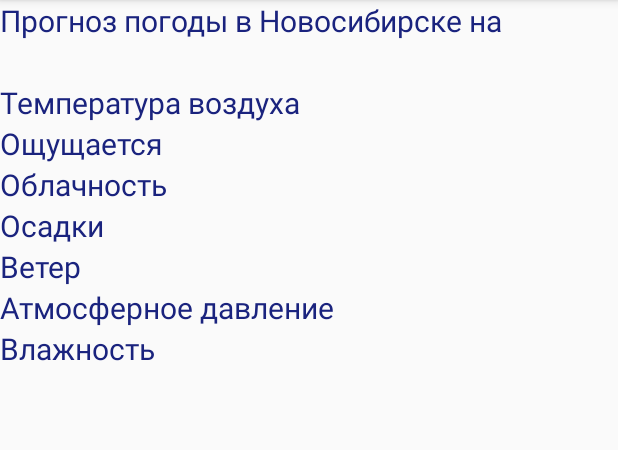
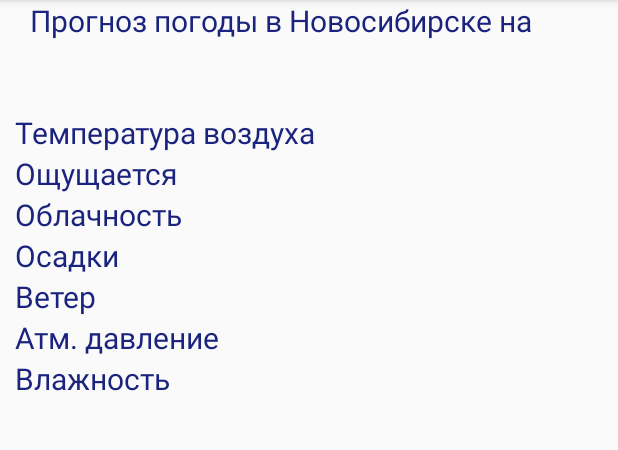
Before and after one commit to IvanSvirin/WeatherForecast, an Android app: the DetailActivity screen opened directly, with no data from a screen before it, on a phone screen of 412 x 824 dp, the part 84-534 px from its top. Run offline under Robolectric (Android 15) with nearby library versions, the phone set to English and light mode, and no system bars; 8 statements that could not run were skipped.

Commit message:
fixed UI

```diff
--- a/app/src/main/java/com/example/ivansv/weatherforecast/DetailActivity.java
+++ b/app/src/main/java/com/example/ivansv/weatherforecast/DetailActivity.java
@@ -29,13 +29,22 @@ public class DetailActivity extends AppCompatActivity {
         TextView tvPressureValue = (TextView) findViewById(R.id.detailPressureValue);
         TextView tvWetnessValue = (TextView) findViewById(R.id.detailWetnessValue);
 
-        tvWhen.setText(forecastItem.getDayTime() + " " + forecastItem.getDate());
-        tvTemperatureValue.setText(forecastItem.getTemperature() + degree + "C");
-        tvRealFeelValue.setText(forecastItem.getRealFeel() + degree + "C");
-        tvCloudinessValue.setText(forecastItem.getCloudiness());
-        tvPrecipitationValue.setText(forecastItem.getPrecipitation() + " мм");
-        tvWindValue.setText(forecastItem.getWindDirection() + "   " + forecastItem.getWindSpeed() + " м/с");
-        tvPressureValue.setText(forecastItem.getPressure() + " мм рт. ст.");
-        tvWetnessValue.setText(forecastItem.getWetness() + " %");
+        String when = forecastItem.getDayTime() + " " + forecastItem.getDate();
+        String temperature = forecastItem.getTemperature() + degree + "C";
+        String realFeel = forecastItem.getRealFeel() + degree + "C";
+        String cloudiness = forecastItem.getCloudiness();
+        String precipitation = forecastItem.getPrecipitation() + " мм";
+        String wind = forecastItem.getWindDirection() + "   " + forecastItem.getWindSpeed() + " м/с";
+        String pressure = forecastItem.getPressure() + " мм рт. ст.";
+        String wetness = forecastItem.getWetness() + " %";
+
+        tvWhen.setText(when);
+        tvTemperatureValue.setText(temperature);
+        tvRealFeelValue.setText(realFeel);
+        tvCloudinessValue.setText(cloudiness);
+        tvPrecipitationValue.setText(precipitation);
+        tvWindValue.setText(wind);
+        tvPressureValue.setText(pressure);
+        tvWetnessValue.setText(wetness);
     }
 }
--- a/app/src/main/res/layout/detail_activity.xml
+++ b/app/src/main/res/layout/detail_activity.xml
@@ -1,6 +1,7 @@
 <?xml version="1.0" encoding="utf-8"?>
 <RelativeLayout xmlns:android="http://schemas.android.com/apk/res/android"
-    android:layout_width="match_parent" android:layout_height="match_parent">
+    android:layout_width="match_parent" android:layout_height="match_parent"
+    android:theme="@style/Base.Theme.AppCompat">
 
     <TextView
         android:layout_width="match_parent"
@@ -10,7 +11,9 @@
         android:layout_alignParentTop="true"
         android:layout_centerHorizontal="true"
         android:textSize="20sp"
-        android:textColor="#1A237E" />
+        android:textColor="#1A237E"
+        android:paddingLeft="20sp"
+        android:paddingRight="20sp" />
 
     <TextView
         android:layout_width="wrap_content"
@@ -20,7 +23,10 @@
         android:layout_alignParentLeft="true"
         android:layout_alignParentStart="true"
         android:textColor="#1A237E"
-        android:textSize="20sp" />
+        android:textSize="20sp"
+        android:paddingBottom="20sp"
+        android:paddingLeft="20sp"
+        android:paddingRight="20sp" />
 
     <TextView
         android:layout_width="wrap_content"
@@ -31,7 +37,9 @@
         android:layout_alignParentLeft="true"
         android:layout_alignParentStart="true"
         android:textSize="20sp"
-        android:textColor="#1A237E" />
+        android:textColor="#1A237E"
+        android:paddingLeft="10sp"
+        android:paddingRight="10sp" />
 
     <TextView
         android:layout_width="wrap_content"
@@ -42,7 +50,9 @@
         android:layout_alignParentLeft="true"
         android:layout_alignParentStart="true"
         android:textColor="#1A237E"
-        android:textSize="20sp" />
+        android:textSize="20sp"
+        android:paddingLeft="10sp"
+        android:paddingRight="10sp" />
 
     <TextView
         android:layout_width="wrap_content"
@@ -53,7 +63,9 @@
         android:layout_alignParentLeft="true"
         android:layout_alignParentStart="true"
         android:textColor="#1A237E"
-        android:textSize="20sp" />
+        android:textSize="20sp"
+        android:paddingLeft="10sp"
+        android:paddingRight="10sp" />
 
     <TextView
         android:layout_width="wrap_content"
@@ -64,7 +76,9 @@
         android:layout_alignParentLeft="true"
         android:layout_alignParentStart="true"
         android:textColor="#1A237E"
-        android:textSize="20sp" />
+        android:textSize="20sp"
+        android:paddingRight="10sp"
+        android:paddingLeft="10sp" />
 
     <TextView
         android:layout_width="wrap_content"
@@ -75,7 +89,9 @@
         android:layout_alignParentLeft="true"
         android:layout_alignParentStart="true"
         android:textSize="20sp"
-        android:textColor="#1A237E" />
+        android:textColor="#1A237E"
+        android:paddingLeft="10sp"
+        android:paddingRight="10sp" />
 
     <TextView
         android:layout_width="wrap_content"
@@ -86,7 +102,9 @@
         android:layout_alignParentLeft="true"
         android:layout_alignParentStart="true"
         android:textColor="#1A237E"
-        android:textSize="20sp" />
+        android:textSize="20sp"
+        android:paddingRight="10sp"
+        android:paddingLeft="10sp" />
 
     <TextView
         android:layout_width="wrap_content"
@@ -97,7 +115,9 @@
         android:layout_alignParentLeft="true"
         android:layout_alignParentStart="true"
         android:textColor="#1A237E"
-        android:textSize="20sp" />
+        android:textSize="20sp"
+        android:paddingLeft="10sp"
+        android:paddingRight="10sp" />
 
     <TextView
         android:layout_width="wrap_content"
@@ -107,7 +127,9 @@
         android:textColor="#1A237E"
         android:layout_alignTop="@+id/detailTemperature"
         android:layout_alignParentRight="true"
-        android:layout_alignParentEnd="true" />
+        android:layout_alignParentEnd="true"
+        android:paddingRight="5sp"
+        android:paddingLeft="5sp" />
 
     <TextView
         android:layout_width="wrap_content"
@@ -117,7 +139,9 @@
         android:textSize="20sp"
         android:layout_alignTop="@+id/detailRealFeel"
         android:layout_alignRight="@+id/detailTemperatureValue"
-        android:layout_alignEnd="@+id/detailTemperatureValue" />
+        android:layout_alignEnd="@+id/detailTemperatureValue"
+        android:paddingLeft="5sp"
+        android:paddingRight="5sp" />
 
     <TextView
         android:layout_width="wrap_content"
@@ -127,7 +151,9 @@
         android:textSize="20sp"
         android:layout_alignTop="@+id/detailCloudiness"
         android:layout_alignRight="@+id/detailRealFeelValue"
-        android:layout_alignEnd="@+id/detailRealFeelValue" />
+        android:layout_alignEnd="@+id/detailRealFeelValue"
+        android:paddingRight="5sp"
+        android:paddingLeft="5sp" />
 
     <TextView
         android:layout_width="wrap_content"
@@ -137,7 +163,9 @@
         android:textSize="20sp"
         android:layout_alignTop="@+id/detailPrecipitation"
         android:layout_alignRight="@+id/detailCloudinessValue"
-        android:layout_alignEnd="@+id/detailCloudinessValue" />
+        android:layout_alignEnd="@+id/detailCloudinessValue"
+        android:paddingLeft="5sp"
+        android:paddingRight="5sp" />
 
     <TextView
         android:layout_width="wrap_content"
@@ -147,7 +175,9 @@
         android:textColor="#1A237E"
         android:layout_alignTop="@+id/detailWind"
         android:layout_alignRight="@+id/detailPrecipitationValue"
-        android:layout_alignEnd="@+id/detailPrecipitationValue" />
+        android:layout_alignEnd="@+id/detailPrecipitationValue"
+        android:paddingLeft="5sp"
+        android:paddingRight="5sp" />
 
     <TextView
         android:layout_width="wrap_content"
@@ -157,7 +187,9 @@
         android:textSize="20sp"
         android:layout_alignTop="@+id/detailPressure"
         android:layout_alignRight="@+id/detailWindValue"
-        android:layout_alignEnd="@+id/detailWindValue" />
+        android:layout_alignEnd="@+id/detailWindValue"
+        android:paddingLeft="5sp"
+        android:paddingRight="5sp" />
 
     <TextView
         android:layout_width="wrap_content"
@@ -167,6 +199,8 @@
         android:textSize="20sp"
         android:layout_alignTop="@+id/detailWetness"
         android:layout_alignRight="@+id/detailPressureValue"
-        android:layout_alignEnd="@+id/detailPressureValue" />
+        android:layout_alignEnd="@+id/detailPressureValue"
+        android:paddingRight="5sp"
+        android:paddingLeft="5sp" />
 
 </RelativeLayout>
--- a/app/src/main/res/values/strings.xml
+++ b/app/src/main/res/values/strings.xml
@@ -6,11 +6,12 @@
     <string name="no_data">НЕТ ДАННЫХ</string>
     <string name="update">ОБНОВИТЬ</string>
     <string name="detailTitle">Прогноз погоды в Новосибирске на</string>
+    <string name="listTitle">Прогноз погоды в Новосибирске</string>
     <string name="temperature">Температура воздуха</string>
     <string name="detailRealFeel">Ощущается</string>
     <string name="detailCloudiness">Облачность</string>
     <string name="detailPrecipitation">Осадки</string>
     <string name="detailWind">Ветер</string>
-    <string name="detailPressure">Атмосферное давление</string>
+    <string name="detailPressure">Атм. давление</string>
     <string name="detailWetness">Влажность</string>
 </resources>
--- a/app/src/main/res/values/styles.xml
+++ b/app/src/main/res/values/styles.xml
@@ -8,4 +8,9 @@
         <item name="colorAccent">@color/colorAccent</item>
     </style>
 
+    <style name="MyButtonStyle" parent="Base.Widget.AppCompat.Button.Colored">
+        <item name="colorButtonNormal">@color/colorPrimary</item>
+        <item name="android:textColor">@android:color/white</item>
+    </style>
+
 </resources>
```
Also changed, not shown: app/src/main/java/com/example/ivansv/weatherforecast/ListFragment.java (+9 -16 lines), app/src/main/java/com/example/ivansv/weatherforecast/LoaderTask.java (+39 -8 lines), app/src/main/res/layout/activity_main.xml (+2 -5 lines), app/src/main/res/layout/fragment_item.xml (+6 -3 lines), app/src/main/res/layout/fragment_item_list.xml (+36 -3 lines).
